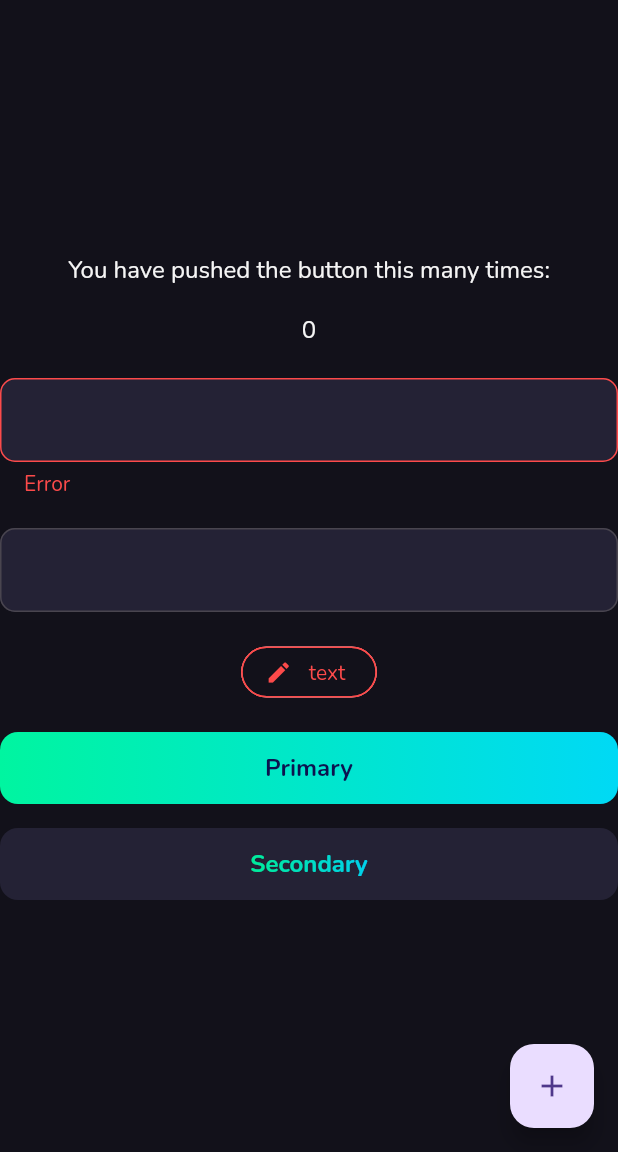
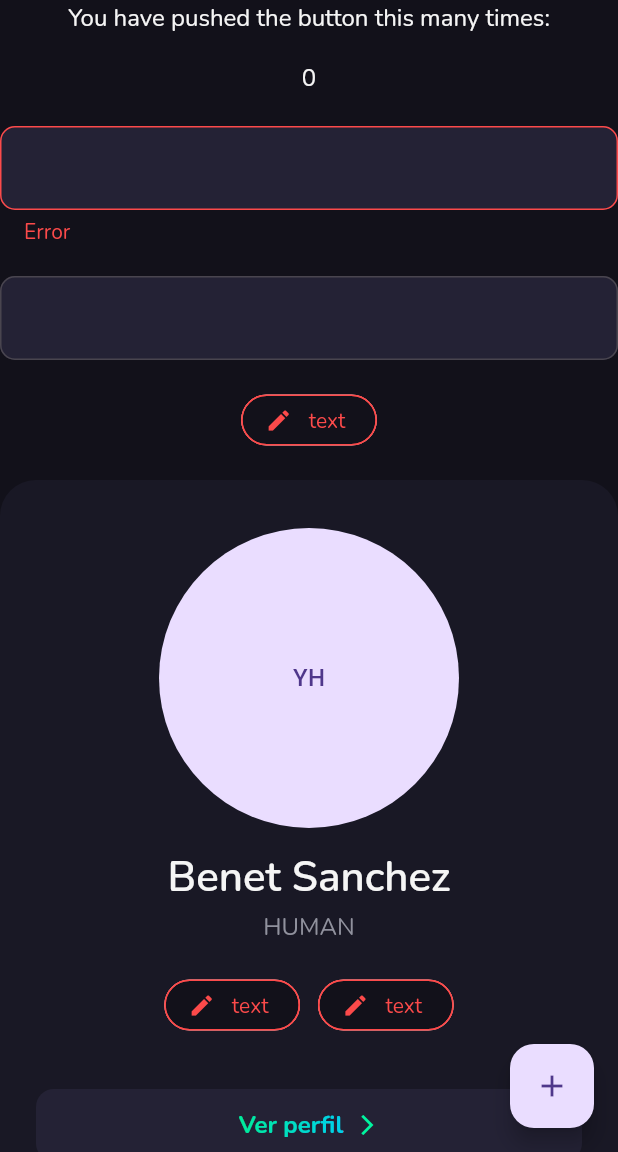
Before and after one commit to johe8809/rick-and-morty-app, a Flutter app: the screen it shows after launch, on a phone screen of 412 x 824 dp, the part 84-1236 px from its top. Run offline on Flutter 3.47's test engine with Material 2 defaults, Android fonts, the phone set to English and light mode, and no system bars; our stand-ins replace firebase_core, google_fonts; accounts and stored records are empty.

Commit message:
add character card

```diff
--- a/lib/cross-modules/components/badge.dart
+++ b/lib/cross-modules/components/badge.dart
@@ -12,8 +12,7 @@ class Badge extends StatelessWidget {
   final Color? color;
 
   @override
-  Widget build(BuildContext context) {
-    return Chip(
+  Widget build(BuildContext context) => Chip(
         avatar: icon != null
             ? Icon(
                 icon,
@@ -26,8 +25,11 @@ class Badge extends StatelessWidget {
         labelStyle: Theme.of(context).textTheme.bodyMedium?.copyWith(
               color: color ?? Colors.white[0],
             ),
-      side: BorderSide(color: color ?? Colors.white[0]!),
-      shape: RoundedRectangleBorder(borderRadius: BorderRadius.circular(24)),
+        side: BorderSide(
+          color: color ?? Colors.white[0]!,
+        ),
+        shape: RoundedRectangleBorder(
+          borderRadius: BorderRadius.circular(24),
+        ),
       );
 }
-}
--- a/lib/cross-modules/components/button.dart
+++ b/lib/cross-modules/components/button.dart
@@ -7,11 +7,13 @@ class Button extends StatelessWidget {
     required this.text,
     this.type = ButtonType.primary,
     this.onPressed,
+    this.icon,
     super.key,
   });
   final String text;
   final ButtonType? type;
   final VoidCallback? onPressed;
+  final IconData? icon;
 
   @override
   Widget build(BuildContext context) {
@@ -51,7 +53,10 @@ class Button extends StatelessWidget {
           ),
         ),
         onPressed: onPressed!,
-        child: ShaderMask(
+        child: Row(
+          mainAxisAlignment: MainAxisAlignment.center,
+          children: [
+            ShaderMask(
               shaderCallback: (bounds) => Gradients.main.createShader(bounds),
               child: Text(
                 text,
@@ -59,6 +64,16 @@ class Button extends StatelessWidget {
                       fontWeight: FontWeight.w700,
                     ),
               ),
+            ),
+            if (icon != null) ...[
+              Spacing.spacingH8,
+              Icon(
+                icon,
+                color: Gradients.main.colors.first,
+                size: 16,
+              ),
+            ],
+          ],
         ),
       );
     }
--- a/lib/src/modules/dashboard/ui/views/home_view.dart
+++ b/lib/src/modules/dashboard/ui/views/home_view.dart
@@ -27,7 +27,8 @@ class HomeViewState extends State<HomeView> {
           style: Theme.of(context).textTheme.displaySmall,
         ),
       ),
-      body: Center(
+      body: SingleChildScrollView(
+        child: Center(
           child: Column(
             mainAxisAlignment: MainAxisAlignment.center,
             children: <Widget>[
@@ -53,6 +54,8 @@ class HomeViewState extends State<HomeView> {
                 icon: Icons.edit,
               ),
               Spacing.spacingV16,
+              CharacterCard(),
+              Spacing.spacingV16,
               Button(
                 text: 'Primary',
                 onPressed: () {},
@@ -66,6 +69,7 @@ class HomeViewState extends State<HomeView> {
             ],
           ),
         ),
+      ),
       floatingActionButton: FloatingActionButton(
         onPressed: _incrementCounter,
         tooltip: 'Increment',
--- a/lib/src/modules/dashboard/ui/views/views.dart
+++ b/lib/src/modules/dashboard/ui/views/views.dart
@@ -4,4 +4,6 @@ import 'package:flutter/material.dart' hide Colors, Badge;
 import 'package:rick_and_morty_app/cross-modules/components/components.dart';
 import 'package:rick_and_morty_app/cross-modules/ui-shared/ui_shared.dart';
 
+import '../widgets/widgets.dart';
+
 part './home_view.dart';
--- /dev/null
+++ b/lib/src/modules/dashboard/ui/widgets/character_card.dart
@@ -0,0 +1,70 @@
+part of com.rick_and_morty.app.dashboard.ui.widgets;
+
+class CharacterCard extends StatelessWidget {
+  const CharacterCard({super.key});
+
+  @override
+  Widget build(BuildContext context) {
+    return SizedBox(
+      width: MediaQuery.of(context).size.width,
+      child: DecoratedBox(
+        decoration: BoxDecoration(
+          color: Colors.black[800],
+          borderRadius: const BorderRadius.all(
+            Radius.circular(24),
+          ),
+        ),
+        child: Padding(
+          padding: const EdgeInsets.symmetric(
+            horizontal: 24,
+            vertical: 32,
+          ),
+          child: Column(
+            children: [
+              const CircleAvatar(
+                radius: 100,
+                child: Text('YH'),
+              ),
+              Spacing.spacingV16,
+              Text(
+                'Benet Sanchez',
+                style: Theme.of(context).textTheme.displaySmall,
+              ),
+              Spacing.spacingV4,
+              Text(
+                'HUMAN',
+                style: Theme.of(context).textTheme.bodyLarge!.copyWith(
+                      color: Colors.gray[0],
+                    ),
+              ),
+              Spacing.spacingV16,
+              Row(
+                mainAxisAlignment: MainAxisAlignment.center,
+                children: [
+                  Badge(
+                    text: 'text',
+                    color: Colors.red[400],
+                    icon: Icons.edit,
+                  ),
+                  Spacing.spacingH12,
+                  Badge(
+                    text: 'text',
+                    color: Colors.red[400],
+                    icon: Icons.edit,
+                  ),
+                ],
+              ),
+              Spacing.spacingV32,
+              Button(
+                type: ButtonType.secondary,
+                text: 'Ver perfil',
+                onPressed: () {},
+                icon: Icons.arrow_forward_ios,
+              ),
+            ],
+          ),
+        ),
+      ),
+    );
+  }
+}
--- a/lib/src/modules/dashboard/ui/widgets/widgets.dart
+++ b/lib/src/modules/dashboard/ui/widgets/widgets.dart
@@ -0,0 +1,7 @@
+library com.rick_and_morty.app.dashboard.ui.widgets;
+
+import 'package:flutter/material.dart' hide Colors, Badge;
+import 'package:rick_and_morty_app/cross-modules/components/components.dart';
+import 'package:rick_and_morty_app/cross-modules/ui-shared/ui_shared.dart';
+
+part './character_card.dart';
```
Lines whose indentation alone changed are shown as unchanged.
